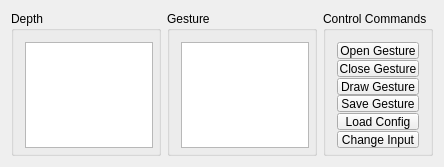
Old version of the form mainwindow.ui in the repository alex-nagami/QtKinectInteraction.
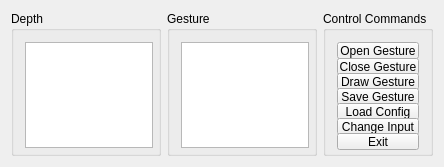
New version of the form. Custom widgets are drawn as their Qt base class.

What changed in the file:
```diff
--- a/mainwindow.ui
+++ b/mainwindow.ui
@@ -155,6 +155,19 @@
          </property>
         </widget>
        </item>
+       <item>
+        <widget class="QPushButton" name="buttonExit">
+         <property name="minimumSize">
+          <size>
+           <width>0</width>
+           <height>17</height>
+          </size>
+         </property>
+         <property name="text">
+          <string>Exit</string>
+         </property>
+        </widget>
+       </item>
       </layout>
      </widget>
     </item>
@@ -162,6 +175,19 @@
   </widget>
  </widget>
  <layoutdefault spacing="6" margin="11"/>
+ <customwidgets>
+  <customwidget>
+   <class>QGraphicsViewWithMouseEvent</class>
+   <extends>QGraphicsView</extends>
+   <header location="global">qgraphicsviewwithmouseevent.h</header>
+   <slots>
+    <signal>MouseEvent(QMouseEvent)</signal>
+    <signal>MouseMoveEvent(QMouseEvent)</signal>
+    <signal>MousePressEvent(QMouseEvent)</signal>
+    <signal>MouseReleaseEvent(QMouseEvent)</signal>
+   </slots>
+  </customwidget>
+ </customwidgets>
  <resources/>
  <connections/>
 </ui>
```
Left out of the diff: 2 changed lines with no effect on the pictures.
